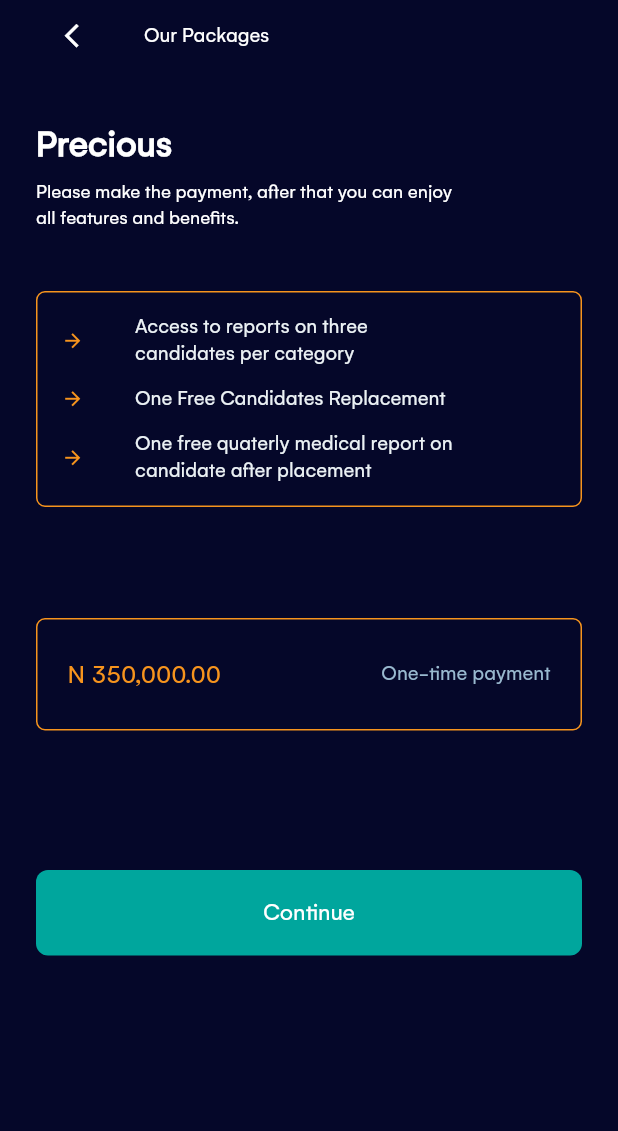
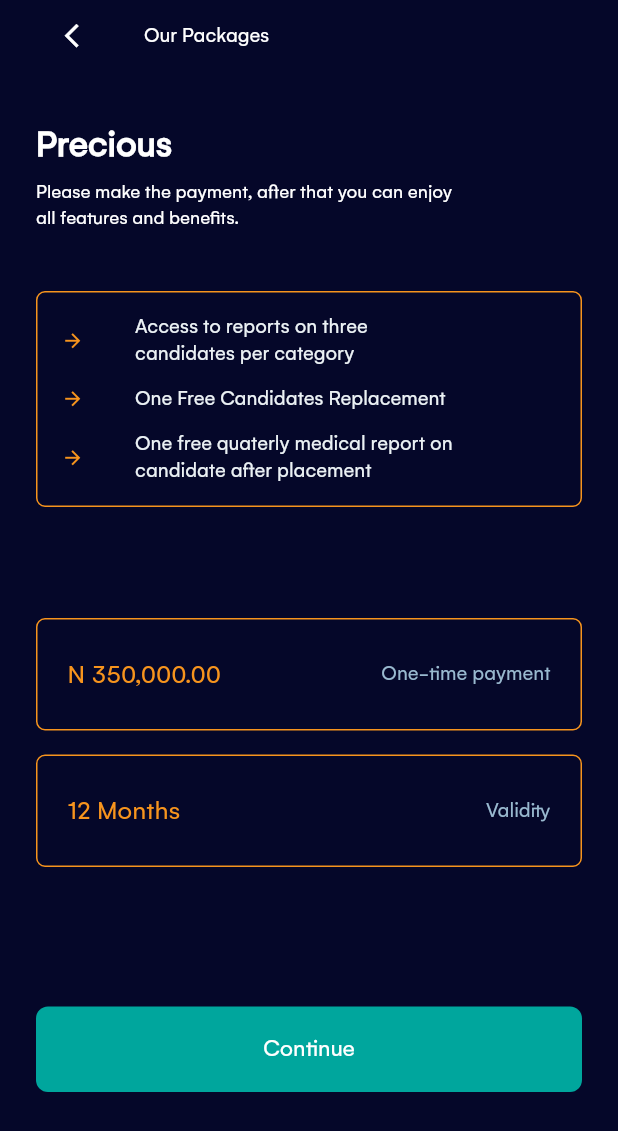
Before and after one commit to sirakej/Household, a Flutter app: the Packages screen opened by its route, on a phone screen of 412 x 824 dp. Shown: the top 1131 px of the screen. Run offline on Flutter 3.47's test engine with Material 2 defaults, Android fonts, the phone set to English and light mode, and no system bars.

Commit message:
design changes

```diff
--- a/lib/ui/onboarding_screen.dart
+++ b/lib/ui/onboarding_screen.dart
@@ -2,7 +2,6 @@ import 'dart:async';
 import 'package:flutter/cupertino.dart';
 import 'package:flutter/material.dart';
 import 'package:householdexecutives_mobile/ui/registration/sign_in.dart';
-import 'package:householdexecutives_mobile/ui/registration/sign_up.dart';
 import 'package:householdexecutives_mobile/utils/size_config.dart';
 
 class OnBoard extends StatefulWidget {
@@ -135,7 +134,7 @@ class _OnBoardState extends State<OnBoard> {
                     crossAxisAlignment: CrossAxisAlignment.start,
                     children: [
                       Text(
-                        'Good help is no longer\nso hard to find!',
+                        'Good help, Better Life',
                         textAlign: TextAlign.start,
                         style: TextStyle(
                           fontWeight: FontWeight.w600,
--- a/lib/ui/packages.dart
+++ b/lib/ui/packages.dart
@@ -206,6 +206,45 @@ class _PackagesState extends State<Packages> with SingleTickerProviderStateMixin
                       ),
                       Text(
                         "One-time payment",
+                        textAlign: TextAlign.start,
+                        style: TextStyle(
+                          //letterSpacing: 1,
+                          fontWeight: FontWeight.w400,
+                          fontFamily: 'Gelion',
+                          fontSize: 14,
+                          color: Color(0xFF99B9CF),
+                        ),
+                      ),
+                    ],),
+                ),
+                SizedBox(height:16),
+                Container(
+                  padding: EdgeInsets.only(left:20,right:20,top:25 , bottom:25 ),
+                  width: SizeConfig.screenWidth,
+                  decoration: BoxDecoration(
+                    // color: Color(0xFF00A69D).withOpacity(0.4),
+                      borderRadius: BorderRadius.circular(6),
+                      border: Border.all(
+                          width: 1,
+                          color: Color(0xFFF7941D)
+                      )
+                  ),
+                  child: Row(
+                    mainAxisAlignment: MainAxisAlignment.spaceBetween,
+                    children: [
+                      Text(
+                        "12 Months",
+                        textAlign: TextAlign.start,
+                        style: TextStyle(
+                          //letterSpacing: 1,
+                          fontWeight: FontWeight.w400,
+                          fontFamily: 'Gelion',
+                          fontSize: 18,
+                          color: Color(0xFFF7941D),
+                        ),
+                      ),
+                      Text(
+                        "Validity",
                         textAlign: TextAlign.start,
                         style: TextStyle(
                           //letterSpacing: 1,
```
Also changed, not shown: assets/icons/onboard2.png, assets/icons/onboard3.png, 1 other file.
